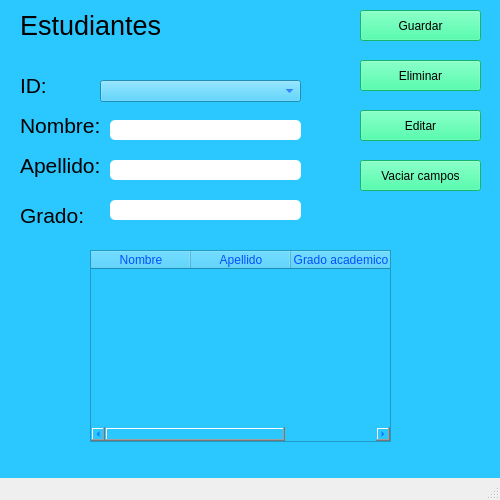
Qt form Interfaces/Interfaz.ui (FranciscoMelen10/Practica-con-Qt-Desinger-y-Mysql) before a commit.
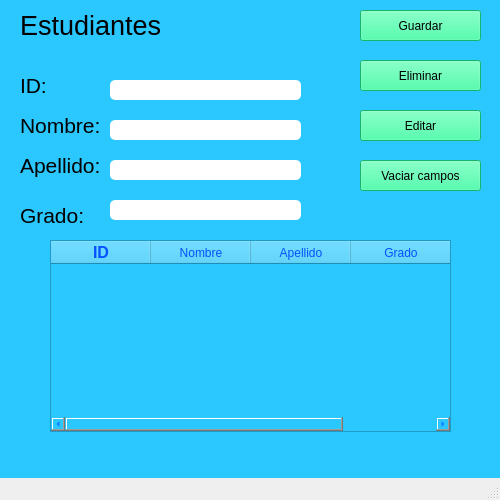
The same form after that commit.

Commit message: Cambios en el frm e interfaz del Qt Desinger

Patch:
```diff
--- a/Interfaces/Interfaz.ui
+++ b/Interfaces/Interfaz.ui
@@ -167,12 +167,24 @@
    <widget class="QTableWidget" name="TB_Estudiantes">
     <property name="geometry">
      <rect>
-      <x>90</x>
-      <y>250</y>
-      <width>301</width>
+      <x>50</x>
+      <y>240</y>
+      <width>401</width>
       <height>192</height>
      </rect>
     </property>
+    <column>
+     <property name="text">
+      <string>ID</string>
+     </property>
+     <property name="font">
+      <font>
+       <pointsize>12</pointsize>
+       <weight>75</weight>
+       <bold>true</bold>
+      </font>
+     </property>
+    </column>
     <column>
      <property name="text">
       <string>Nombre</string>
@@ -185,7 +197,7 @@
     </column>
     <column>
      <property name="text">
-      <string>Grado academico</string>
+      <string>Grado</string>
      </property>
     </column>
    </widget>
@@ -251,15 +263,23 @@
 border-radius: 5px;</string>
     </property>
    </widget>
-   <widget class="QComboBox" name="CB_Id">
+   <widget class="QLineEdit" name="Line_Id">
+    <property name="enabled">
+     <bool>false</bool>
+    </property>
     <property name="geometry">
      <rect>
-      <x>100</x>
+      <x>110</x>
       <y>80</y>
-      <width>201</width>
-      <height>22</height>
+      <width>191</width>
+      <height>20</height>
      </rect>
     </property>
+    <property name="styleSheet">
+     <string notr="true">background-color: rgb(255, 255, 255);
+color: rgb(0, 0, 0);
+border-radius: 5px;</string>
+    </property>
    </widget>
   </widget>
   <widget class="QMenuBar" name="menubar">
```
Left out of the diff: 2 changed lines with no effect on the pictures. The commit also changes 5 other files.
